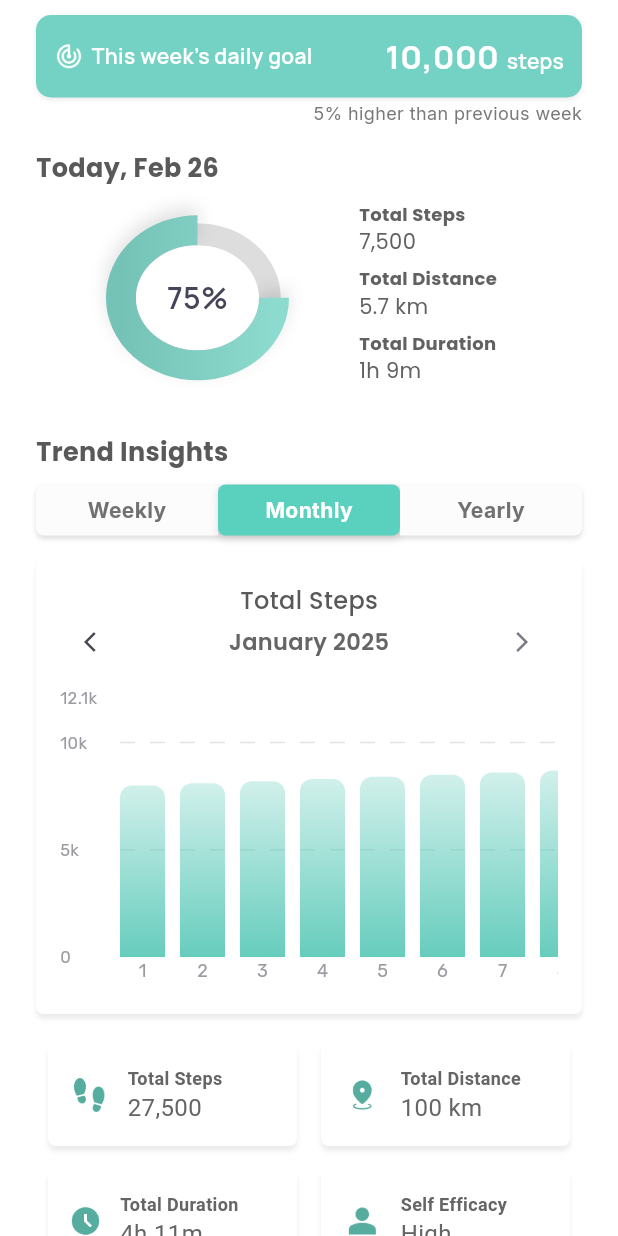
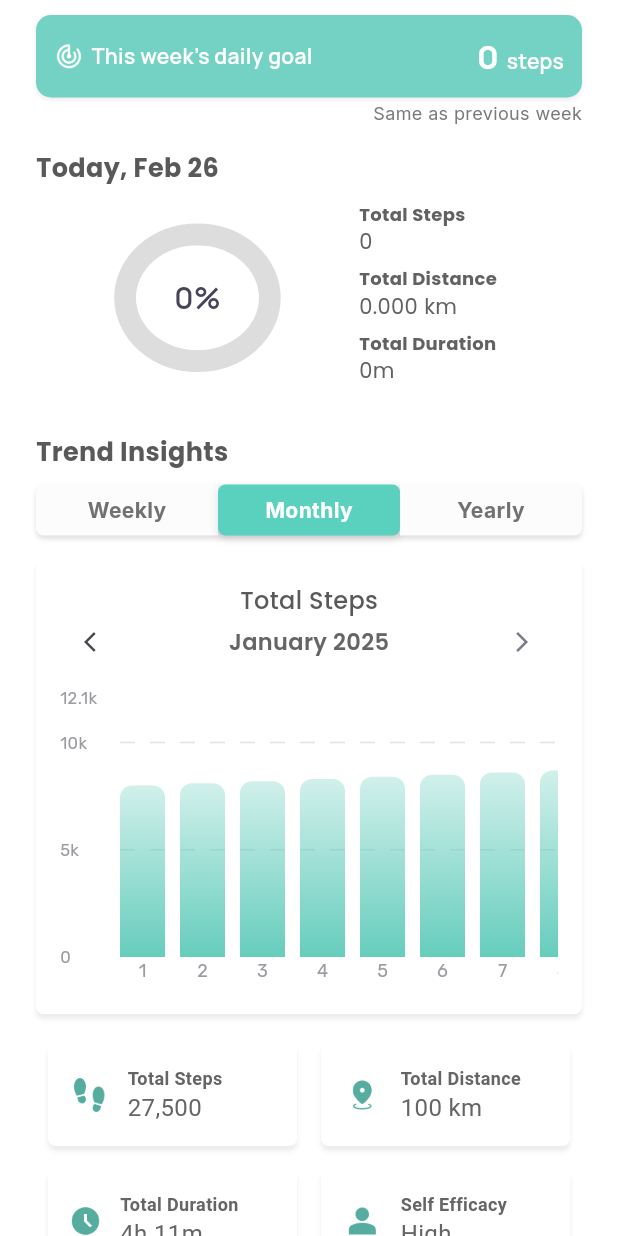
Before and after one commit to dianacompahinay/TranquilGo, a Flutter app: the StatisticsPage screen opened directly, after a tap on "Monthly", on a phone screen of 412 x 824 dp. Run offline on Flutter 3.47's test engine with Material 3 defaults, Android fonts, the light colour scheme and no system bars; drawn by our look-alikes of fl_chart; our stand-ins replace cloud_firestore, firebase_auth, firebase_core, google_fonts, google_maps_flutter, googleapis_auth and 7 more; missing offline and left inert: cloudinary_sdk, googleapis; accounts and stored records are empty.

Commit message:
rendered activity details in statistic page

```diff
--- a/tranquilgo/lib/api/activity_service.dart
+++ b/tranquilgo/lib/api/activity_service.dart
@@ -36,6 +36,95 @@ class ActivityService {
       }
     } catch (e) {
       throw Exception("Failed to fetch user target steps: $e");
+    }
+  }
+
+  Future<double> getTargetStepChange(String userId) async {
+    try {
+      DocumentSnapshot weeklyGoalDoc =
+          await firestore.collection('weekly_goal').doc(userId).get();
+
+      if (!weeklyGoalDoc.exists || weeklyGoalDoc.data() == null) {
+        return 0.0;
+      }
+
+      Map<String, dynamic> data = weeklyGoalDoc.data() as Map<String, dynamic>;
+
+      if (!data.containsKey('weeklyHistory')) {
+        return 0.0; // no history available
+      }
+
+      Map<String, dynamic> weeklyHistory = data['weeklyHistory'];
+
+      if (weeklyHistory.length < 2) {
+        return 0.0; // Not enough data to compare
+      }
+
+      // sort the history keys in descending order
+      List<String> sortedWeeks = weeklyHistory.keys.toList()
+        ..sort((a, b) => b.compareTo(a));
+
+      int currentSteps = weeklyHistory[sortedWeeks[0]] ?? 0;
+      int previousSteps = weeklyHistory[sortedWeeks[1]] ?? 0;
+
+      if (previousSteps == 0) {
+        return 0.0; // avoid division by zero
+      }
+
+      // calculate percentage change
+      double percentageChange =
+          ((currentSteps - previousSteps) / previousSteps).toDouble();
+
+      return percentageChange; // positive means increase, negative means decrease
+    } catch (e) {
+      throw Exception("Failed to fetch step change: $e");
+    }
+  }
+
+  Future<Map<String, dynamic>> getTodayActivitySummary(String userId) async {
+    try {
+      // access database
+      DocumentReference weeklyActivityRef =
+          firestore.collection('weekly_activity').doc(userId);
+      CollectionReference activitiesRef =
+          weeklyActivityRef.collection('activities');
+      String todayDate = formatDate(DateTime.now());
+
+      // fetch activities sorted by date (latest first)
+      QuerySnapshot querySnapshot =
+          await activitiesRef.orderBy('date', descending: true).get();
+
+      int totalSteps = 0;
+      double totalDistance = 0.0;
+      int totalDuration = 0;
+
+      // iterate through the records and sum values until the date changes
+      for (var doc in querySnapshot.docs) {
+        Map<String, dynamic> data = doc.data() as Map<String, dynamic>;
+
+        // stop processing once the date is different from today
+        if (data['date'] != todayDate) break;
+
+        totalSteps += (data['numSteps'] as num).toInt();
+        totalDistance += (data['distanceCovered'] as num).toDouble();
+        totalDuration += (data['timeDuration'] as num).toInt();
+      }
+
+      // fetch the user's target steps
+      int targetSteps = await getTargetSteps(userId);
+
+      // calculate progress
+      double progress =
+          targetSteps > 0 ? (totalSteps / targetSteps).clamp(0.0, 1.0) : 0.0;
+
+      return {
+        'totalSteps': totalSteps,
+        'totalDistance': totalDistance,
+        'progress': progress,
+        'totalDuration': totalDuration,
+      };
+    } catch (e) {
+      throw Exception("Failed to fetch today's activity summary: $e");
     }
   }
 
--- a/tranquilgo/lib/providers/ActivityProvider.dart
+++ b/tranquilgo/lib/providers/ActivityProvider.dart
@@ -8,17 +8,37 @@ class ActivityProvider with ChangeNotifier {
   final ActivityService activityService = ActivityService();
 
   int _steps = 0;
+  int _goalSteps = 0;
+  double _targetChange = 0.0;
+
   Map<String, dynamic> _weeklyActivitySummary = {
     'totalSteps': 0,
     'avgStepsPerDay': 0,
     'totalDistance': 0,
   };
+
+  Map<String, dynamic> _todayActivitySummary = {
+    'totalSteps': 0,
+    'totalDistance': 0,
+    'progress': 0.0,
+    'totalDuration': 0,
+  };
+
   bool _isLoading = true;
+  bool _isGraphLoading = true; // separate loading for stats graphs
+
   bool isOverviewFetch = false;
+  bool isStatsFetch = false;
 
   int get steps => _steps;
+  int get goalSteps => _goalSteps;
+  double get targetChange => _targetChange;
+
   Map<String, dynamic> get weeklyActivitySummary => _weeklyActivitySummary;
+  Map<String, dynamic> get todayActivitySummary => _todayActivitySummary;
+
   bool get isLoading => _isLoading;
+  bool get isGraphLoading => _isGraphLoading;
 
   void listenToActivityChanges(String userId) {
     firestore
@@ -38,8 +58,28 @@ class ActivityProvider with ChangeNotifier {
     });
   }
 
+  void listenToActivityStatsChanges(String userId) {
+    firestore
+        .collection('weekly_activity')
+        .doc(userId)
+        .collection('activities')
+        .snapshots()
+        .listen((snapshot) async {
+      // needs to delay for few seconds to wait for creating activity
+      await Future.delayed(const Duration(seconds: 2));
+
+      if (!isStatsFetch) {
+        isStatsFetch = true;
+        _goalSteps = await getTargetSteps(userId);
+        _targetChange = await getTargetStepChange(userId);
+        await fetchtTodayActivityOverview(userId);
+      }
+    });
+  }
+
   void setFetchToFalse() {
     isOverviewFetch = false;
+    isStatsFetch = false;
   }
 
   Future<void> getTotalSteps(String userId) async {
@@ -74,6 +114,24 @@ class ActivityProvider with ChangeNotifier {
     return 0; // return 0 if error occurs
   }
 
+  Future<double> getTargetStepChange(String userId) async {
+    _isLoading = true;
+    notifyListeners();
+
+    try {
+      double targetStepChange =
+          await activityService.getTargetStepChange(userId);
+      return targetStepChange;
+    } catch (e) {
+      print("Error fetching user's target steps: $e");
+    }
+
+    _isLoading = false;
+    notifyListeners();
+
+    return 0; // return 0 if error occurs
+  }
+
   Future<void> fetchtWeeklyActivityOverview(String userId) async {
     _isLoading = true;
     notifyListeners();
@@ -84,6 +142,22 @@ class ActivityProvider with ChangeNotifier {
       notifyListeners();
     } catch (e) {
       print("Error fetching activity overview: $e");
+    }
+
+    _isLoading = false;
+    notifyListeners();
+  }
+
+  Future<void> fetchtTodayActivityOverview(String userId) async {
+    _isLoading = true;
+    notifyListeners();
+
+    try {
+      _todayActivitySummary =
+          await activityService.getTodayActivitySummary(userId);
+      notifyListeners();
+    } catch (e) {
+      print("Error fetching stats activity overview: $e");
     }
 
     _isLoading = false;
@@ -150,6 +224,7 @@ class ActivityProvider with ChangeNotifier {
     int seScore,
   ) async {
     isOverviewFetch = false;
+    isStatsFetch = false;
 
     try {
       await activityService.createActivity(userId, date, startTime, endTime,
--- a/tranquilgo/lib/screens/Walking/Statistics.dart
+++ b/tranquilgo/lib/screens/Walking/Statistics.dart
@@ -3,6 +3,10 @@ import 'package:fl_chart/fl_chart.dart';
 import 'package:google_fonts/google_fonts.dart';
 import 'package:my_app/components/ProgressBar.dart';
 import 'package:intl/intl.dart';
+
+import 'package:provider/provider.dart';
+import 'package:firebase_auth/firebase_auth.dart';
+import 'package:my_app/providers/ActivityProvider.dart';
 
 class StatisticsPage extends StatefulWidget {
   const StatisticsPage({super.key});
@@ -12,14 +16,20 @@ class StatisticsPage extends StatefulWidget {
 }
 
 class _StatisticsPageState extends State<StatisticsPage> {
-  int weeklyDailyGoal = 10000;
-  int todaySteps = 7500;
-  double todayDistance = 5.7;
-  String todayDuration = '1h 9m';
-  double progress = 0.75;
-
   String currentTab = 'Weekly';
   DateTime startDate = DateTime(2025, 1, 6);
+
+  @override
+  void initState() {
+    super.initState();
+    WidgetsBinding.instance.addPostFrameCallback((_) {
+      final userId = FirebaseAuth.instance.currentUser!.uid;
+      final activityProvider =
+          Provider.of<ActivityProvider>(context, listen: false);
+
+      activityProvider.listenToActivityStatsChanges(userId);
+    });
+  }
 
   // dummy data
   final List<int> weeklyData = [15000, 12000, 9000, 10000, 13000, 11000, 8000];
@@ -30,6 +40,7 @@ class _StatisticsPageState extends State<StatisticsPage> {
 
   @override
   Widget build(BuildContext context) {
+    final activityProvider = Provider.of<ActivityProvider>(context);
     final List<String> xLabels = getXLabels();
     final List<int> data = getData();
 
@@ -78,12 +89,23 @@ class _StatisticsPageState extends State<StatisticsPage> {
                         ),
                       ],
                     ),
-                    Row(
+                    activityProvider.isLoading
+                        ? Container(
+                            margin: const EdgeInsets.only(top: 10),
+                            width: 20,
+                            height: 20,
+                            child: CircularProgressIndicator(
+                              strokeWidth: 3,
+                              color: Colors.grey[300],
+                            ),
+                          )
+                        : Row(
                             crossAxisAlignment: CrossAxisAlignment.end,
                             children: [
                               Text(
                                 // today's number of steps
-                          NumberFormat.decimalPattern().format(weeklyDailyGoal),
+                                NumberFormat.decimalPattern()
+                                    .format(activityProvider.goalSteps),
                                 style: GoogleFonts.manrope(
                                   fontSize: 22,
                                   fontWeight: FontWeight.bold,
@@ -115,7 +137,7 @@ class _StatisticsPageState extends State<StatisticsPage> {
               Align(
                 alignment: Alignment.centerRight,
                 child: Text(
-                  '5% higher than previous week',
+                  formatTargetChange(activityProvider.targetChange),
                   style: GoogleFonts.inter(
                     fontSize: 12,
                     color: const Color(0xFF797979),
@@ -143,17 +165,35 @@ class _StatisticsPageState extends State<StatisticsPage> {
                     mainAxisAlignment: MainAxisAlignment.spaceEvenly,
                     children: [
                       // circular progress
-                      ProgressBar(progress: progress),
+                      activityProvider.isLoading
+                          ? Container(
+                              margin: const EdgeInsets.only(top: 10),
+                              width: 20,
+                              height: 20,
+                              child: CircularProgressIndicator(
+                                strokeWidth: 3,
+                                color: Colors.grey[300],
+                              ),
+                            )
+                          : ProgressBar(
+                              progress: activityProvider
+                                  .todayActivitySummary["progress"]),
 
                       // total steps, distance, and duration of the current day
                       Column(
                         crossAxisAlignment: CrossAxisAlignment.start,
                         children: [
-                          todayStatsDetails('Total Steps',
-                              NumberFormat.decimalPattern().format(todaySteps)),
                           todayStatsDetails(
-                              'Total Distance', '$todayDistance km'),
-                          todayStatsDetails('Total Duration', todayDuration),
+                              'Total Steps',
+                              NumberFormat.decimalPattern().format(
+                                  activityProvider
+                                      .todayActivitySummary["totalSteps"])),
+                          todayStatsDetails('Total Distance',
+                              '${activityProvider.todayActivitySummary["totalDistance"].toStringAsFixed(3)} km'),
+                          todayStatsDetails(
+                              'Total Duration',
+                              formatTimeDuration(activityProvider
+                                  .todayActivitySummary["totalDuration"])),
                         ],
                       ),
                     ],
@@ -372,6 +412,9 @@ class _StatisticsPageState extends State<StatisticsPage> {
   }
 
   Widget todayStatsDetails(label, value) {
+    final activityProvider =
+        Provider.of<ActivityProvider>(context, listen: false);
+
     return Column(
       mainAxisAlignment: MainAxisAlignment.start,
       crossAxisAlignment: CrossAxisAlignment.start,
@@ -384,7 +427,17 @@ class _StatisticsPageState extends State<StatisticsPage> {
             color: const Color(0xFF616161),
           ),
         ),
-        Text(
+        activityProvider.isLoading
+            ? Container(
+                margin: const EdgeInsets.only(top: 10),
+                width: 20,
+                height: 20,
+                child: CircularProgressIndicator(
+                  strokeWidth: 3,
+                  color: Colors.grey[300],
+                ),
+              )
+            : Text(
                 value,
                 style: GoogleFonts.poppins(
                   fontSize: 14,
@@ -655,4 +708,34 @@ class _StatisticsPageState extends State<StatisticsPage> {
       return number.toString();
     }
   }
+
+  String formatTargetChange(double targetChange) {
+    double percentage = targetChange * 100;
+    String changeType = percentage >= 0 ? "higher" : "lower";
+    percentage = percentage.abs(); // absolute value
+
+    if (percentage == 0) return "Same as previous week";
+
+    // format based on whether it has decimals
+    String formattedPercentage = percentage % 1 == 0
+        ? percentage.toInt().toString() // whole number, means no decimals
+        : percentage.toStringAsFixed(2); // display up to 2 decimal places
+
+    return '$formattedPercentage% $changeType than previous week';
   }
+
+  String formatTimeDuration(int seconds) {
+    int hours = seconds ~/ 3600;
+    int minutes = (seconds % 3600) ~/ 60;
+
+    if (hours > 0 && minutes > 0) {
+      return '${hours}h ${minutes}m';
+    } else if (hours > 0) {
+      return '${hours}h';
+    } else if (minutes > 0) {
+      return '${minutes}m';
+    } else {
+      return '0m';
+    }
+  }
+}
```
Lines whose indentation alone changed are shown as unchanged.
